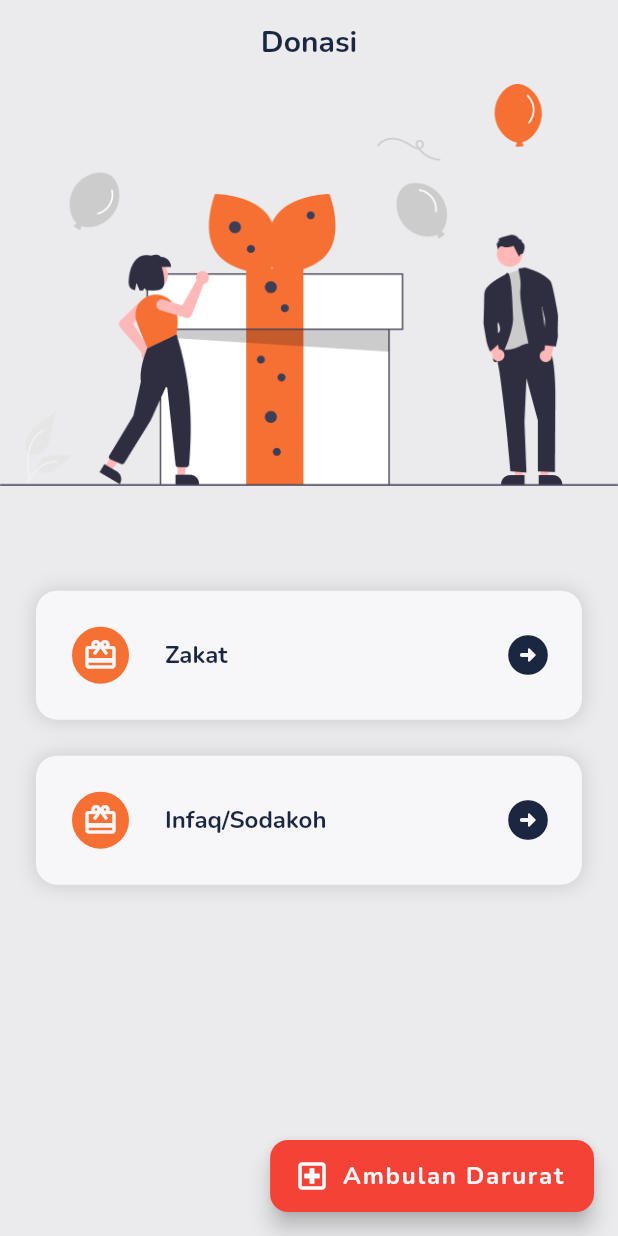
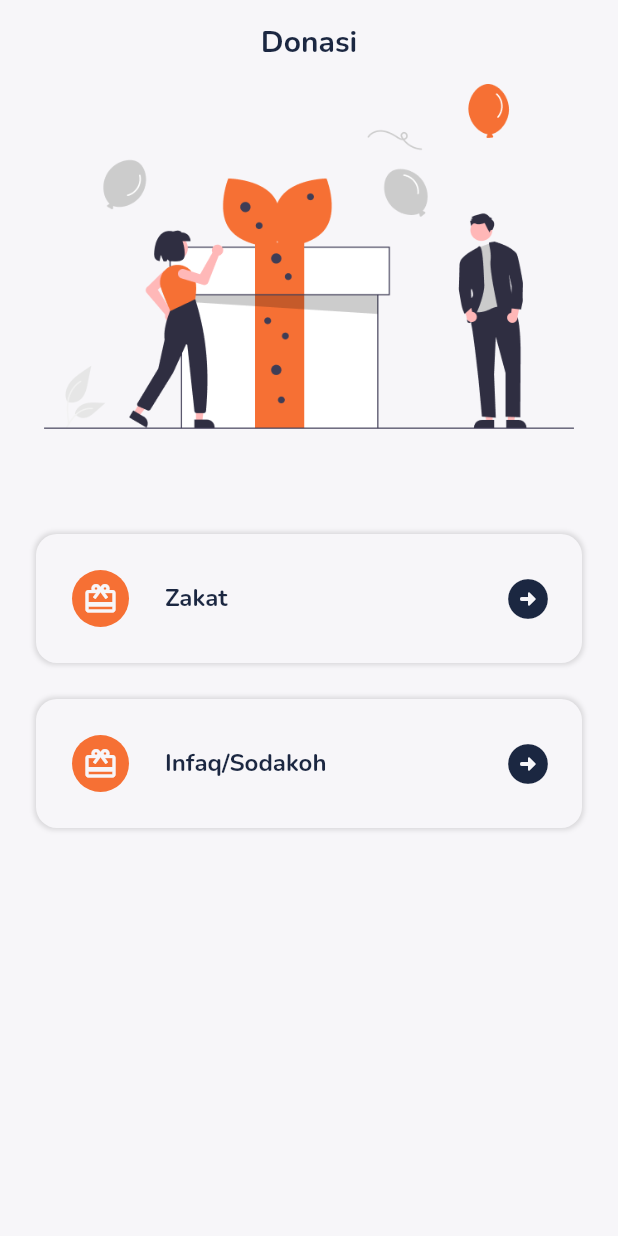
Before and after one commit to sahabatLaode/lazis, a Flutter app: the UserDonasi screen opened by its route, on a phone screen of 412 x 824 dp. Run offline on Flutter 3.47's test engine with Material 2 defaults, Android fonts, the phone set to English and light mode, and no system bars; our stand-ins replace dropdown_search, google_fonts, google_nav_bar.

Commit message:
merapikan tampilan

```diff
--- a/lazismu redesign/lib/pages/donasi_page.dart
+++ b/lazismu redesign/lib/pages/donasi_page.dart
@@ -7,12 +7,12 @@ class UserDonasi extends StatelessWidget {
   @override
   Widget build(BuildContext context) {
     return Scaffold(
-      backgroundColor: kCultured95Color,
+      backgroundColor: kCulturedColor,
       appBar: AppBar(
         centerTitle: true,
         automaticallyImplyLeading: false,
         elevation: 0,
-        backgroundColor: kCultured95Color,
+        backgroundColor: kCulturedColor,
         title: Text(
           'Donasi',
           style: yankeesStyle.copyWith(
@@ -21,24 +21,17 @@ class UserDonasi extends StatelessWidget {
           ),
         ),
       ),
-      floatingActionButton: FloatingActionButton.extended(
-        onPressed: () {},
-        label: Text(
-          'Ambulan Darurat',
-          style: culturedStyle.copyWith(
-            fontSize: 16,
-            fontWeight: bold,
-          ),
-        ),
-        shape: RoundedRectangleBorder(
-          borderRadius: BorderRadius.circular(12),
-        ),
-        icon: Icon(Icons.local_hospital_outlined),
-        backgroundColor: kRedColor,
-      ),
       body: Column(
         children: [
-          Image.asset('assets/image_donasi.png'),
+          Container(
+            width: double.infinity,
+            height: 230,
+            decoration: const BoxDecoration(
+              image: DecorationImage(
+                image: AssetImage('assets/image_donasi.png'),
+              ),
+            ),
+          ),
           Container(
             margin: EdgeInsets.only(left: 24, right: 24, top: 70),
             padding: EdgeInsets.only(left: 24, right: 12, top: 24, bottom: 24),
@@ -50,7 +43,7 @@ class UserDonasi extends StatelessWidget {
               boxShadow: const [
                 BoxShadow(
                   color: Colors.black12,
-                  blurRadius: 10,
+                  blurRadius: 2,
                   spreadRadius: 1,
                 ),
               ],
@@ -107,7 +100,7 @@ class UserDonasi extends StatelessWidget {
               boxShadow: const [
                 BoxShadow(
                   color: Colors.black12,
-                  blurRadius: 10,
+                  blurRadius: 2,
                   spreadRadius: 1,
                 ),
               ],
```
